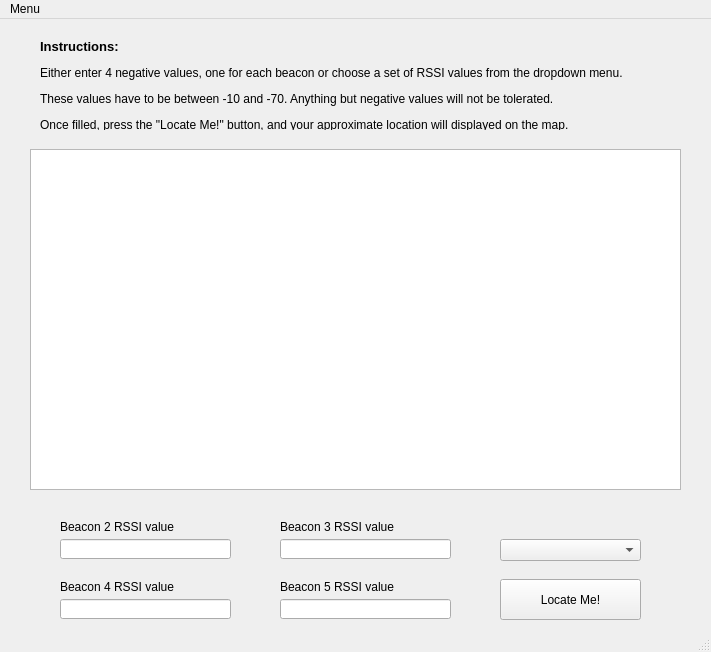
This is MainWindow.ui in Sc1r0/Subject-Module-Project-5th-Semester as Qt 5 draws it before an edit. The edited form follows.
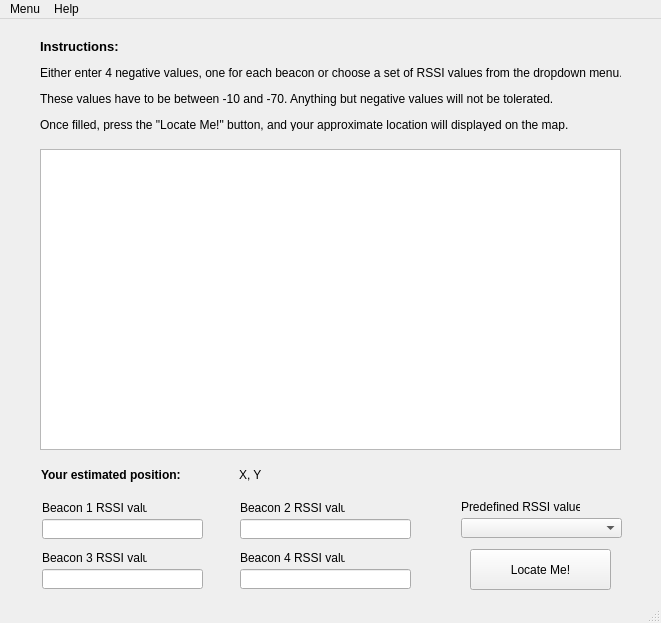
This is the edited form.

What changed in the file:
```diff
--- a/MainWindow.ui
+++ b/MainWindow.ui
@@ -6,23 +6,69 @@
    <rect>
     <x>0</x>
     <y>0</y>
-    <width>711</width>
-    <height>652</height>
+    <width>661</width>
+    <height>623</height>
    </rect>
   </property>
+  <property name="sizePolicy">
+   <sizepolicy hsizetype="Preferred" vsizetype="Preferred">
+    <horstretch>0</horstretch>
+    <verstretch>0</verstretch>
+   </sizepolicy>
+  </property>
+  <property name="font">
+   <font>
+    <family>Segoe UI Symbol</family>
+    <weight>50</weight>
+    <italic>false</italic>
+    <bold>false</bold>
+    <underline>false</underline>
+    <strikeout>false</strikeout>
+    <stylestrategy>PreferAntialias</stylestrategy>
+   </font>
+  </property>
+  <property name="acceptDrops">
+   <bool>true</bool>
+  </property>
   <property name="windowTitle">
    <string>Find My Location</string>
   </property>
+  <property name="tabShape">
+   <enum>QTabWidget::Rounded</enum>
+  </property>
   <widget class="QWidget" name="centralwidget">
+   <property name="sizePolicy">
+    <sizepolicy hsizetype="Preferred" vsizetype="Preferred">
+     <horstretch>0</horstretch>
+     <verstretch>0</verstretch>
+    </sizepolicy>
+   </property>
+   <property name="autoFillBackground">
+    <bool>true</bool>
+   </property>
    <widget class="QLabel" name="B2Label">
     <property name="geometry">
      <rect>
-      <x>60</x>
-      <y>500</y>
-      <width>121</width>
+      <x>42</x>
+      <y>481</y>
+      <width>105</width>
       <height>16</height>
      </rect>
     </property>
+    <property name="font">
+     <font>
+      <family>Segoe UI Symbol</family>
+      <weight>50</weight>
+      <italic>false</italic>
+      <bold>false</bold>
+      <underline>false</underline>
+      <strikeout>false</strikeout>
+      <stylestrategy>PreferAntialias</stylestrategy>
+     </font>
+    </property>
+    <property name="cursor">
+     <cursorShape>WhatsThisCursor</cursorShape>
+    </property>
     <property name="toolTip">
      <string/>
     </property>
@@ -30,57 +76,119 @@
      <number>-1</number>
     </property>
     <property name="text">
-     <string>Beacon 2 RSSI value</string>
+     <string>Beacon 1 RSSI value:</string>
     </property>
    </widget>
    <widget class="QLabel" name="B3Label">
     <property name="geometry">
      <rect>
-      <x>280</x>
-      <y>500</y>
-      <width>121</width>
+      <x>240</x>
+      <y>481</y>
+      <width>105</width>
       <height>16</height>
      </rect>
     </property>
+    <property name="font">
+     <font>
+      <family>Segoe UI Symbol</family>
+      <weight>50</weight>
+      <italic>false</italic>
+      <bold>false</bold>
+      <underline>false</underline>
+      <strikeout>false</strikeout>
+      <stylestrategy>PreferAntialias</stylestrategy>
+     </font>
+    </property>
+    <property name="cursor">
+     <cursorShape>WhatsThisCursor</cursorShape>
+    </property>
+    <property name="toolTip">
+     <string>Type in an RSSI value between -10 and -70</string>
+    </property>
     <property name="text">
-     <string>Beacon 3 RSSI value</string>
+     <string>Beacon 2 RSSI value:</string>
     </property>
    </widget>
    <widget class="QLabel" name="B4Label">
     <property name="geometry">
      <rect>
-      <x>60</x>
-      <y>560</y>
-      <width>121</width>
+      <x>42</x>
+      <y>531</y>
+      <width>105</width>
       <height>16</height>
      </rect>
     </property>
+    <property name="font">
+     <font>
+      <family>Segoe UI Symbol</family>
+      <weight>50</weight>
+      <italic>false</italic>
+      <bold>false</bold>
+      <underline>false</underline>
+      <strikeout>false</strikeout>
+      <stylestrategy>PreferAntialias</stylestrategy>
+     </font>
+    </property>
+    <property name="cursor">
+     <cursorShape>WhatsThisCursor</cursorShape>
+    </property>
+    <property name="toolTip">
+     <string>Type in an RSSI value between -10 and -70</string>
+    </property>
     <property name="text">
-     <string>Beacon 4 RSSI value</string>
+     <string>Beacon 3 RSSI value:</string>
     </property>
    </widget>
    <widget class="QLabel" name="B5Label">
     <property name="geometry">
      <rect>
-      <x>280</x>
-      <y>560</y>
-      <width>121</width>
+      <x>240</x>
+      <y>531</y>
+      <width>105</width>
       <height>16</height>
      </rect>
     </property>
+    <property name="font">
+     <font>
+      <family>Segoe UI Symbol</family>
+      <weight>50</weight>
+      <italic>false</italic>
+      <bold>false</bold>
+      <underline>false</underline>
+      <strikeout>false</strikeout>
+      <stylestrategy>PreferAntialias</stylestrategy>
+     </font>
+    </property>
+    <property name="cursor">
+     <cursorShape>WhatsThisCursor</cursorShape>
+    </property>
+    <property name="toolTip">
+     <string>Type in an RSSI value between -10 and -70</string>
+    </property>
     <property name="text">
-     <string>Beacon 5 RSSI value</string>
+     <string>Beacon 4 RSSI value:</string>
     </property>
    </widget>
    <widget class="QLineEdit" name="B2Input">
     <property name="geometry">
      <rect>
-      <x>60</x>
-      <y>520</y>
-      <width>171</width>
+      <x>42</x>
+      <y>500</y>
+      <width>161</width>
       <height>20</height>
      </rect>
     </property>
+    <property name="font">
+     <font>
+      <family>Segoe UI Symbol</family>
+      <weight>50</weight>
+      <italic>false</italic>
+      <bold>false</bold>
+      <underline>false</underline>
+      <strikeout>false</strikeout>
+      <stylestrategy>PreferAntialias</stylestrategy>
+     </font>
+    </property>
     <property name="toolTip">
      <string>Type in an RSSI value between -10 and -70.</string>
     </property>
@@ -88,12 +196,23 @@
    <widget class="QLineEdit" name="B3Input">
     <property name="geometry">
      <rect>
-      <x>280</x>
-      <y>520</y>
+      <x>240</x>
+      <y>500</y>
       <width>171</width>
       <height>20</height>
      </rect>
     </property>
+    <property name="font">
+     <font>
+      <family>Segoe UI Symbol</family>
+      <weight>50</weight>
+      <italic>false</italic>
+      <bold>false</bold>
+      <underline>false</underline>
+      <strikeout>false</strikeout>
+      <stylestrategy>PreferAntialias</stylestrategy>
+     </font>
+    </property>
     <property name="toolTip">
      <string>Type in an RSSI value between -10 and -70.</string>
     </property>
@@ -101,12 +220,23 @@
    <widget class="QLineEdit" name="B4Input">
     <property name="geometry">
      <rect>
-      <x>60</x>
-      <y>580</y>
-      <width>171</width>
+      <x>42</x>
+      <y>550</y>
+      <width>161</width>
       <height>20</height>
      </rect>
     </property>
+    <property name="font">
+     <font>
+      <family>Segoe UI Symbol</family>
+      <weight>50</weight>
+      <italic>false</italic>
+      <bold>false</bold>
+      <underline>false</underline>
+      <strikeout>false</strikeout>
+      <stylestrategy>PreferAntialias</stylestrategy>
+     </font>
+    </property>
     <property name="toolTip">
      <string>Type in an RSSI value between -10 and -70.</string>
     </property>
@@ -114,12 +244,23 @@
    <widget class="QLineEdit" name="B5Input">
     <property name="geometry">
      <rect>
-      <x>280</x>
-      <y>580</y>
+      <x>240</x>
+      <y>550</y>
       <width>171</width>
       <height>20</height>
      </rect>
     </property>
+    <property name="font">
+     <font>
+      <family>Segoe UI Symbol</family>
+      <weight>50</weight>
+      <italic>false</italic>
+      <bold>false</bold>
+      <underline>false</underline>
+      <strikeout>false</strikeout>
+      <stylestrategy>PreferAntialias</stylestrategy>
+     </font>
+    </property>
     <property name="toolTip">
      <string>Type in an RSSI value between -10 and -70.</string>
     </property>
@@ -130,12 +271,26 @@
    <widget class="QPushButton" name="FindMeBtn">
     <property name="geometry">
      <rect>
-      <x>500</x>
-      <y>560</y>
+      <x>470</x>
+      <y>530</y>
       <width>141</width>
       <height>41</height>
      </rect>
     </property>
+    <property name="font">
+     <font>
+      <family>Segoe UI Symbol</family>
+      <weight>50</weight>
+      <italic>false</italic>
+      <bold>false</bold>
+      <underline>false</underline>
+      <strikeout>false</strikeout>
+      <stylestrategy>PreferAntialias</stylestrategy>
+     </font>
+    </property>
+    <property name="cursor">
+     <cursorShape>PointingHandCursor</cursorShape>
+    </property>
     <property name="toolTip">
      <string>Press this button to locate yourself on the map.</string>
     </property>
@@ -143,14 +298,75 @@
      <string>Locate Me!</string>
     </property>
    </widget>
-   <widget class="QGraphicsView" name="ShowMap">
+   <widget class="QComboBox" name="RSSIValuesFromDataSet">
     <property name="geometry">
      <rect>
-      <x>30</x>
-      <y>130</y>
-      <width>651</width>
-      <height>341</height>
+      <x>461</x>
+      <y>499</y>
+      <width>161</width>
+      <height>20</height>
      </rect>
+    </property>
+    <property name="font">
+     <font>
+      <family>Segoe UI Symbol</family>
+      <weight>50</weight>
+      <italic>false</italic>
+      <bold>false</bold>
+      <underline>false</underline>
+      <strikeout>false</strikeout>
+      <stylestrategy>PreferAntialias</stylestrategy>
+     </font>
+    </property>
+   </widget>
+   <widget class="QLabel" name="EstimatedPosition_text">
+    <property name="geometry">
+     <rect>
+      <x>41</x>
+      <y>441</y>
+      <width>161</width>
+      <height>31</height>
+     </rect>
+    </property>
+    <property name="font">
+     <font>
+      <family>Segoe UI Symbol</family>
+      <pointsize>12</pointsize>
+      <weight>50</weight>
+      <italic>false</italic>
+      <bold>false</bold>
+      <underline>false</underline>
+      <strikeout>false</strikeout>
+      <stylestrategy>PreferAntialias</stylestrategy>
+     </font>
+    </property>
+    <property name="text">
+     <string>&lt;html&gt;&lt;head/&gt;&lt;body&gt;&lt;p&gt;&lt;span style=&quot; font-size:9pt; font-weight:600;&quot;&gt;Your estimated position:&lt;/span&gt;&lt;/p&gt;&lt;/body&gt;&lt;/html&gt;</string>
+    </property>
+   </widget>
+   <widget class="QLabel" name="EstimatedPosition_value">
+    <property name="geometry">
+     <rect>
+      <x>239</x>
+      <y>441</y>
+      <width>61</width>
+      <height>31</height>
+     </rect>
+    </property>
+    <property name="font">
+     <font>
+      <family>Segoe UI Symbol</family>
+      <pointsize>12</pointsize>
+      <weight>50</weight>
+      <italic>false</italic>
+      <bold>false</bold>
+      <underline>false</underline>
+      <strikeout>false</strikeout>
+      <stylestrategy>PreferAntialias</stylestrategy>
+     </font>
+    </property>
+    <property name="text">
+     <string>&lt;html&gt;&lt;head/&gt;&lt;body&gt;&lt;p&gt;&lt;span style=&quot; font-size:9pt;&quot;&gt;X, Y&lt;/span&gt;&lt;/p&gt;&lt;/body&gt;&lt;/html&gt;</string>
     </property>
    </widget>
    <widget class="QLabel" name="Instructions">
@@ -158,27 +374,44 @@
      <rect>
       <x>40</x>
       <y>20</y>
-      <width>641</width>
-      <height>91</height>
+      <width>581</width>
+      <height>92</height>
      </rect>
     </property>
-    <property name="font">
-     <font>
-      <kerning>true</kerning>
-     </font>
-    </property>
     <property name="text">
      <string>&lt;html&gt;&lt;head/&gt;&lt;body&gt;&lt;p&gt;&lt;span style=&quot; font-size:10pt; font-weight:600;&quot;&gt;Instructions:&lt;/span&gt;&lt;/p&gt;&lt;p&gt;Either enter 4 negative values, one for each beacon or choose a set of RSSI values from the dropdown menu. &lt;/p&gt;&lt;p&gt;These values have to be between -10 and -70. Anything but negative values will not be tolerated. &lt;/p&gt;&lt;p&gt;Once filled, press the &amp;quot;Locate Me!&amp;quot; button, and your approximate location will displayed on the map.&lt;/p&gt;&lt;/body&gt;&lt;/html&gt;</string>
     </property>
    </widget>
-   <widget class="QComboBox" name="RSSIValuesFromDataSet">
+   <widget class="QGraphicsView" name="MapGraphic">
     <property name="geometry">
      <rect>
-      <x>500</x>
-      <y>520</y>
-      <width>141</width>
-      <height>22</height>
+      <x>40</x>
+      <y>130</y>
+      <width>581</width>
+      <height>301</height>
      </rect>
+    </property>
+    <property name="cursor" stdset="0">
+     <cursorShape>ForbiddenCursor</cursorShape>
+    </property>
+   </widget>
+   <widget class="QLabel" name="RSSIValuesLabel">
+    <property name="geometry">
+     <rect>
+      <x>461</x>
+      <y>480</y>
+      <width>119</width>
+      <height>16</height>
+     </rect>
+    </property>
+    <property name="cursor">
+     <cursorShape>WhatsThisCursor</cursorShape>
+    </property>
+    <property name="toolTip">
+     <string>Pick between predefined RSSI values from our dataset</string>
+    </property>
+    <property name="text">
+     <string>Predefined RSSI values:</string>
     </property>
    </widget>
   </widget>
@@ -187,7 +420,7 @@
     <rect>
      <x>0</x>
      <y>0</y>
-     <width>711</width>
+     <width>661</width>
      <height>21</height>
     </rect>
    </property>
@@ -199,7 +432,14 @@
     <addaction name="separator"/>
     <addaction name="actionAbout"/>
    </widget>
+   <widget class="QMenu" name="menuHelp">
+    <property name="title">
+     <string>Help</string>
+    </property>
+    <addaction name="actionShow_help_window"/>
+   </widget>
    <addaction name="menuMenu"/>
+   <addaction name="menuHelp"/>
   </widget>
   <widget class="QStatusBar" name="statusbar"/>
   <action name="actionClose">
```
Left out of the diff: 17 changed lines with no effect on the pictures.
